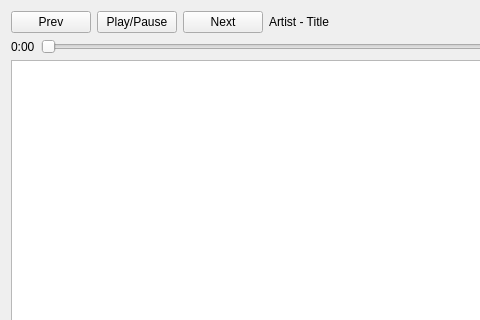
Qt form mainwindow.ui (andrewrk/TrenchBowl) before a commit; both pictures show x 0 to 480 and y 0 to 320 of the 821 by 420 pixel window.
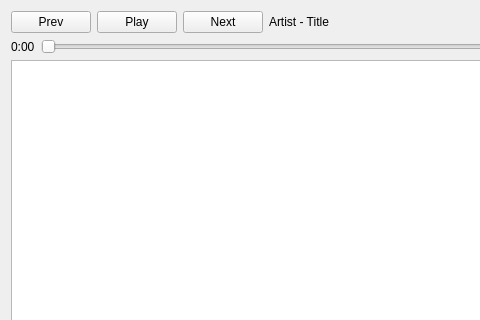
The same form after that commit. Custom widgets are drawn as their Qt base class.

Commit message: ability to drag drop queue items and play/pause

Patch:
```diff
--- a/mainwindow.ui
+++ b/mainwindow.ui
@@ -27,7 +27,7 @@
       <item>
        <widget class="QPushButton" name="toggleBtn">
         <property name="text">
-         <string>Play/Pause</string>
+         <string>Play</string>
         </property>
        </widget>
       </item>
```
The commit also changes 4 other files.
